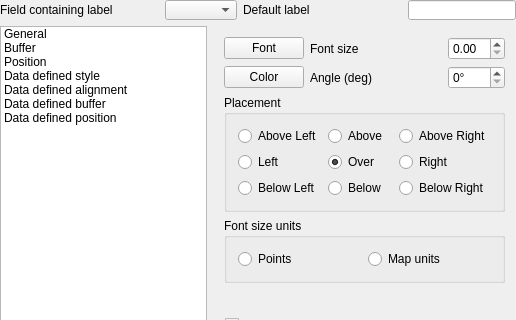
Old version of the form qgis/src/ui/qgslabeldialogbase.ui in the repository sourcepole/qgis; both pictures show x 0 to 516 and y 0 to 320 of the 516 by 487 pixel window.
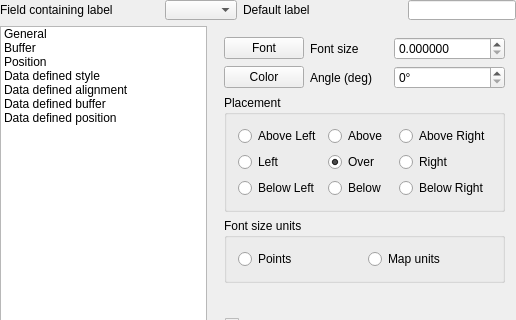
New version of the form.

```diff
--- a/qgis/src/ui/qgslabeldialogbase.ui
+++ b/qgis/src/ui/qgslabeldialogbase.ui
@@ -202,6 +202,12 @@
              <height>0</height>
             </size>
            </property>
+           <property name="decimals">
+            <number>6</number>
+           </property>
+           <property name="maximum">
+            <double>1000000</double>
+           </property>
            <property name="value" >
             <number>0</number>
            </property>
```
